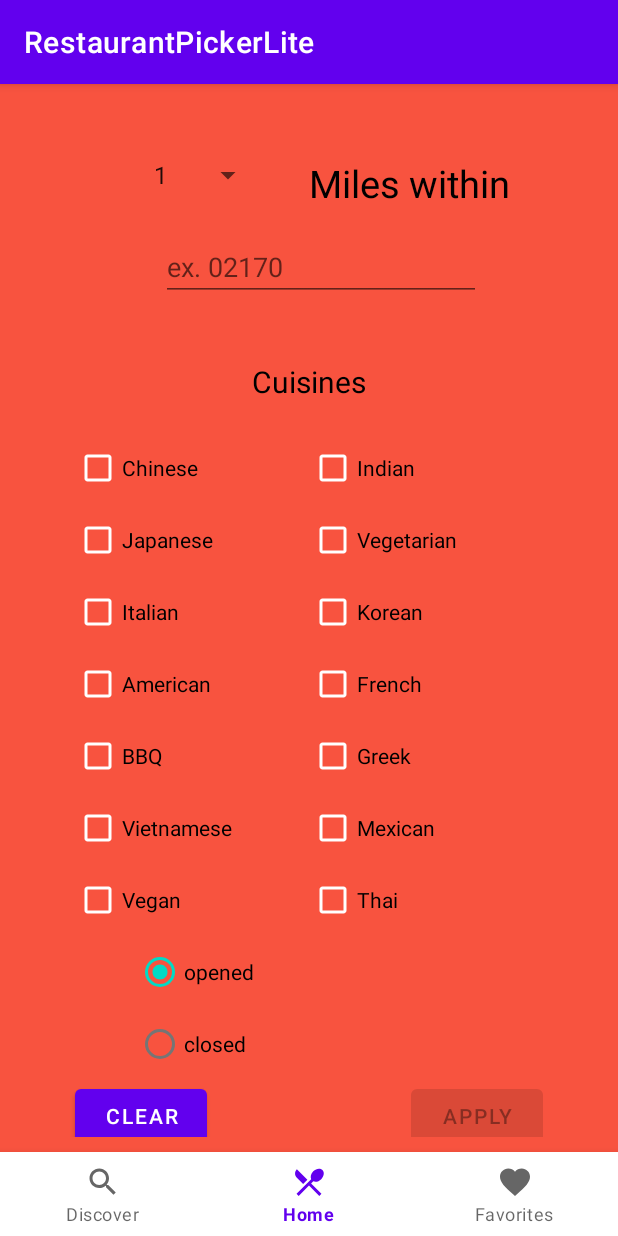
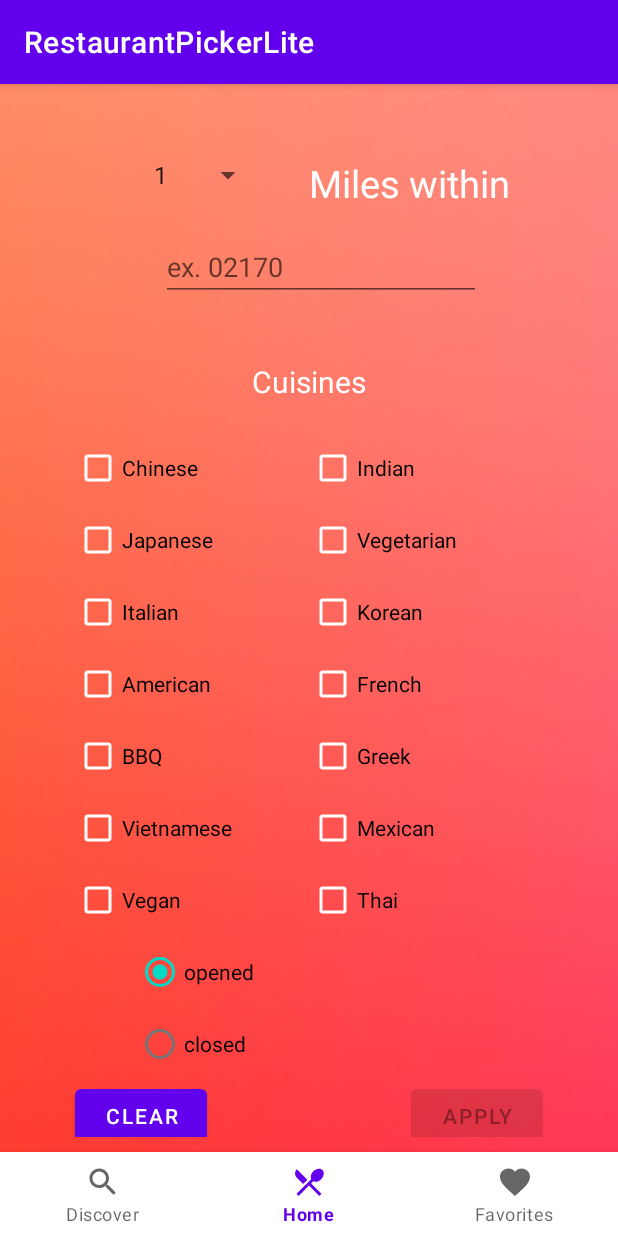
Before and after one commit to buc0025/Android_Restaurant_Picker_Lite, an Android app: the screen it shows after launch (MainActivity), on a phone screen of 412 x 824 dp. Run offline under Robolectric (Android 15) with nearby library versions, the phone set to English and light mode, and no system bars; our stand-ins replace Picasso, Volley; pictures from the network do not load.

Commit message:
Addedd 2 new backgrounds for main layout for testing

```diff
--- a/app/src/main/res/layout/activity_main.xml
+++ b/app/src/main/res/layout/activity_main.xml
@@ -5,7 +5,7 @@
     xmlns:tools="http://schemas.android.com/tools"
     android:layout_width="match_parent"
     android:layout_height="match_parent"
-    android:background="@color/light_red">
+    android:background="@drawable/pink_blurred">
 
 <!--<ScrollView xmlns:android="http://schemas.android.com/apk/res/android"-->
 <!--    xmlns:app="http://schemas.android.com/apk/res-auto"-->
@@ -73,7 +73,7 @@
             android:layout_alignParentEnd="true"
             android:layout_marginTop="32dp"
             android:text="Miles within"
-            android:textColor="@color/black"
+            android:textColor="@color/white"
             android:textSize="25sp"
             app:layout_constraintStart_toStartOf="@id/guideline2"
             app:layout_constraintTop_toTopOf="parent" />
@@ -103,7 +103,7 @@
             android:layout_marginTop="40dp"
             android:text="Cuisines"
             android:textSize="20sp"
-            android:textColor="@color/black"
+            android:textColor="@color/white"
             android:paddingBottom="20dp"
             app:layout_constraintEnd_toEndOf="parent"
             app:layout_constraintStart_toStartOf="parent"
```
Also changed, not shown: app/src/main/res/drawable/orange_blurred.jpg (added), app/src/main/res/drawable/pink_blurred.jpg (added).
